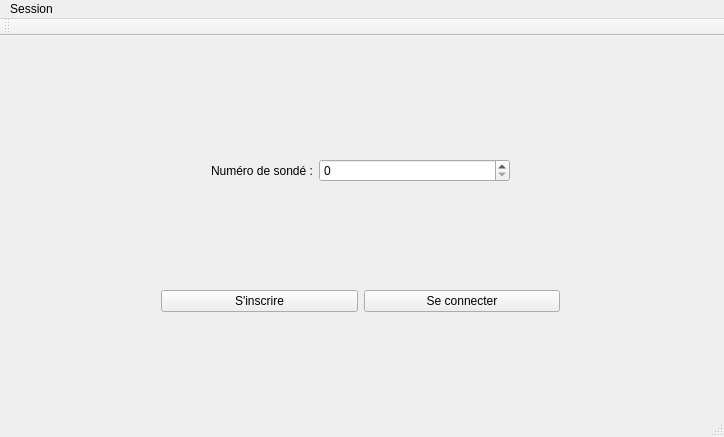
The window that QTProjectS6/mainwindow.ui (LeoGaudias/QTProjectS6) describes before a commit, drawn with Qt 5.
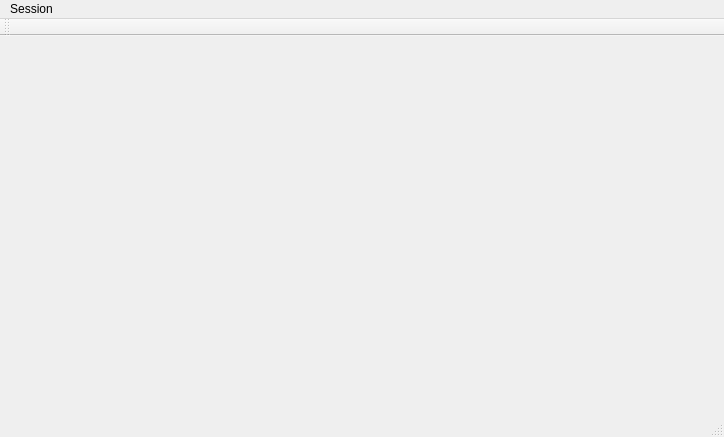
The same window after the commit.

Commit message: widget de connexion

```diff
--- a/QTProjectS6/mainwindow.ui
+++ b/QTProjectS6/mainwindow.ui
@@ -13,161 +13,7 @@
   <property name="windowTitle">
    <string>Sondage</string>
   </property>
-  <widget class="QWidget" name="centralWidget">
-   <widget class="QWidget" name="verticalLayoutWidget">
-    <property name="geometry">
-     <rect>
-      <x>0</x>
-      <y>10</y>
-      <width>721</width>
-      <height>301</height>
-     </rect>
-    </property>
-    <layout class="QVBoxLayout" name="verticalLayout_2">
-     <item>
-      <spacer name="verticalSpacer_2">
-       <property name="orientation">
-        <enum>Qt::Vertical</enum>
-       </property>
-       <property name="sizeType">
-        <enum>QSizePolicy::Fixed</enum>
-       </property>
-       <property name="sizeHint" stdset="0">
-        <size>
-         <width>40</width>
-         <height>80</height>
-        </size>
-       </property>
-      </spacer>
-     </item>
-     <item>
-      <layout class="QHBoxLayout" name="horizontalLayout_3">
-       <item>
-        <spacer name="horizontalSpacer_3">
-         <property name="orientation">
-          <enum>Qt::Horizontal</enum>
-         </property>
-         <property name="sizeType">
-          <enum>QSizePolicy::Fixed</enum>
-         </property>
-         <property name="sizeHint" stdset="0">
-          <size>
-           <width>200</width>
-           <height>20</height>
-          </size>
-         </property>
-        </spacer>
-       </item>
-       <item>
-        <widget class="QLabel" name="label">
-         <property name="sizePolicy">
-          <sizepolicy hsizetype="Fixed" vsizetype="Preferred">
-           <horstretch>0</horstretch>
-           <verstretch>0</verstretch>
-          </sizepolicy>
-         </property>
-         <property name="text">
-          <string>Numéro de sondé :</string>
-         </property>
-        </widget>
-       </item>
-       <item>
-        <widget class="QSpinBox" name="spinBox">
-         <property name="maximum">
-          <number>999999999</number>
-         </property>
-         <property name="singleStep">
-          <number>100</number>
-         </property>
-        </widget>
-       </item>
-       <item>
-        <spacer name="horizontalSpacer_4">
-         <property name="orientation">
-          <enum>Qt::Horizontal</enum>
-         </property>
-         <property name="sizeType">
-          <enum>QSizePolicy::Fixed</enum>
-         </property>
-         <property name="sizeHint" stdset="0">
-          <size>
-           <width>200</width>
-           <height>20</height>
-          </size>
-         </property>
-        </spacer>
-       </item>
-      </layout>
-     </item>
-     <item>
-      <spacer name="verticalSpacer">
-       <property name="orientation">
-        <enum>Qt::Vertical</enum>
-       </property>
-       <property name="sizeType">
-        <enum>QSizePolicy::Fixed</enum>
-       </property>
-       <property name="sizeHint" stdset="0">
-        <size>
-         <width>40</width>
-         <height>80</height>
-        </size>
-       </property>
-      </spacer>
-     </item>
-     <item>
-      <layout class="QHBoxLayout" name="horizontalLayout_4">
-       <item>
-        <spacer name="horizontalSpacer_2">
-         <property name="orientation">
-          <enum>Qt::Horizontal</enum>
-         </property>
-         <property name="sizeType">
-          <enum>QSizePolicy::Fixed</enum>
-         </property>
-         <property name="sizeHint" stdset="0">
-          <size>
-           <width>150</width>
-           <height>20</height>
-          </size>
-         </property>
-        </spacer>
-       </item>
-       <item>
-        <widget class="QPushButton" name="pushButton_2">
-         <property name="text">
-          <string>S'inscrire</string>
-         </property>
-        </widget>
-       </item>
-       <item>
-        <widget class="QPushButton" name="pushButton">
-         <property name="text">
-          <string>Se connecter</string>
-         </property>
-        </widget>
-       </item>
-       <item>
-        <spacer name="horizontalSpacer">
-         <property name="orientation">
-          <enum>Qt::Horizontal</enum>
-         </property>
-         <property name="sizeType">
-          <enum>QSizePolicy::Fixed</enum>
-         </property>
-         <property name="sizeHint" stdset="0">
-          <size>
-           <width>150</width>
-           <height>20</height>
-          </size>
-         </property>
-        </spacer>
-       </item>
-      </layout>
-     </item>
-    </layout>
-   </widget>
-  </widget>
+  <widget class="QWidget" name="centralWidget"/>
   <widget class="QMenuBar" name="menuBar">
    <property name="geometry">
     <rect>
```
Left out of the diff: 2 changed lines with no effect on the pictures. The commit also changes 5 other files.
